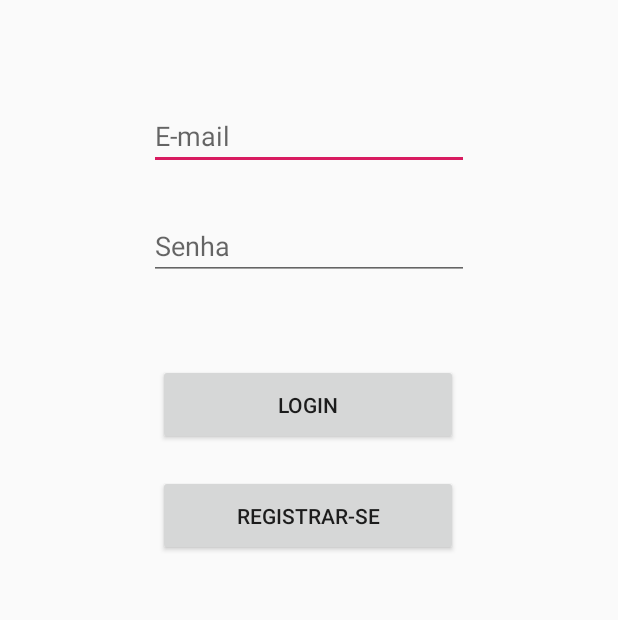
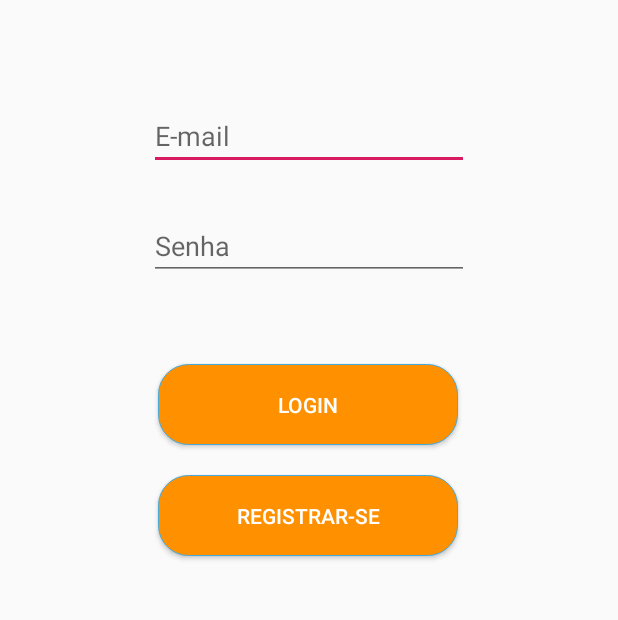
Before and after one commit to vinicfrancisco/ewardrobe, an Android app: the layout activity_login.xml on its own in the app's theme, with its tools: preview values and no code run, on a phone screen of 412 x 824 dp, the part 248-868 px from its top. Run offline under Robolectric (Android 15) with nearby library versions, the phone set to English and light mode, and no system bars.

Commit message:
removed header and added buttom component

```diff
--- a/app/src/main/AndroidManifest.xml
+++ b/app/src/main/AndroidManifest.xml
@@ -10,7 +10,7 @@
         android:label="@string/app_name"
         android:roundIcon="@mipmap/ic_launcher_round"
         android:supportsRtl="true"
-        android:theme="@style/AppTheme">
+        android:theme="@style/AppTheme.NoActionBar">
         <activity android:name=".home"></activity>
         <activity android:name=".register" />
         <activity android:name=".login">
--- /dev/null
+++ b/app/src/main/res/drawable/button.xml
@@ -0,0 +1,23 @@
+<?xml version="1.0" encoding="utf-8" ?>
+<selector xmlns:android="http://schemas.android.com/apk/res/android">
+    <item android:state_pressed="false" >
+        <shape>
+            <solid
+                android:color="#ff9000" />
+            <stroke
+                android:width="1px"
+                android:color="#45a9da" />
+            <corners android:radius="20dp" />
+        </shape>
+    </item>
+    <item android:state_pressed="true" >
+        <shape>
+            <solid
+                android:color="#ba78e7" />
+            <stroke
+                android:width="1px"
+                android:color="#ad60e1" />
+            <corners android:radius="20dp" />
+        </shape>
+    </item>
+</selector>
--- a/app/src/main/res/layout/activity_login.xml
+++ b/app/src/main/res/layout/activity_login.xml
@@ -5,17 +5,6 @@
     android:layout_width="match_parent"
     android:layout_height="match_parent"
     tools:context=".login">
-
-    <Button
-        android:id="@+id/registerButton"
-        android:layout_width="200dp"
-        android:layout_height="54dp"
-        android:layout_marginTop="20dp"
-        android:text="Registrar-se"
-        app:layout_constraintEnd_toEndOf="parent"
-        app:layout_constraintHorizontal_bias="0.497"
-        app:layout_constraintStart_toStartOf="parent"
-        app:layout_constraintTop_toBottomOf="@+id/loginButton" />
 
     <EditText
         android:id="@+id/emailInput"
@@ -53,14 +42,31 @@
         app:layout_constraintTop_toTopOf="parent" />
 
     <Button
+        android:id="@+id/registerButton"
+        android:layout_width="200dp"
+        android:layout_height="54dp"
+        android:layout_marginTop="20dp"
+        android:text="Registrar-se"
+        android:background="@drawable/button"
+        android:textColor="#ffffff"
+        app:layout_constraintEnd_toEndOf="parent"
+        app:layout_constraintHorizontal_bias="0.497"
+        app:layout_constraintStart_toStartOf="parent"
+        app:layout_constraintTop_toBottomOf="@+id/loginButton" />
+
+
+    <Button
         android:id="@+id/loginButton"
         android:layout_width="200dp"
         android:layout_height="54dp"
         android:layout_marginTop="56dp"
         android:text="Login"
+        android:background="@drawable/button"
+        android:textColor="#ffffff"
         app:layout_constraintEnd_toEndOf="parent"
         app:layout_constraintHorizontal_bias="0.497"
         app:layout_constraintStart_toStartOf="parent"
-        app:layout_constraintTop_toBottomOf="@+id/passwordInput" />
+        app:layout_constraintTop_toBottomOf="@+id/passwordInput"
+        />
 
 </androidx.constraintlayout.widget.ConstraintLayout>
```
